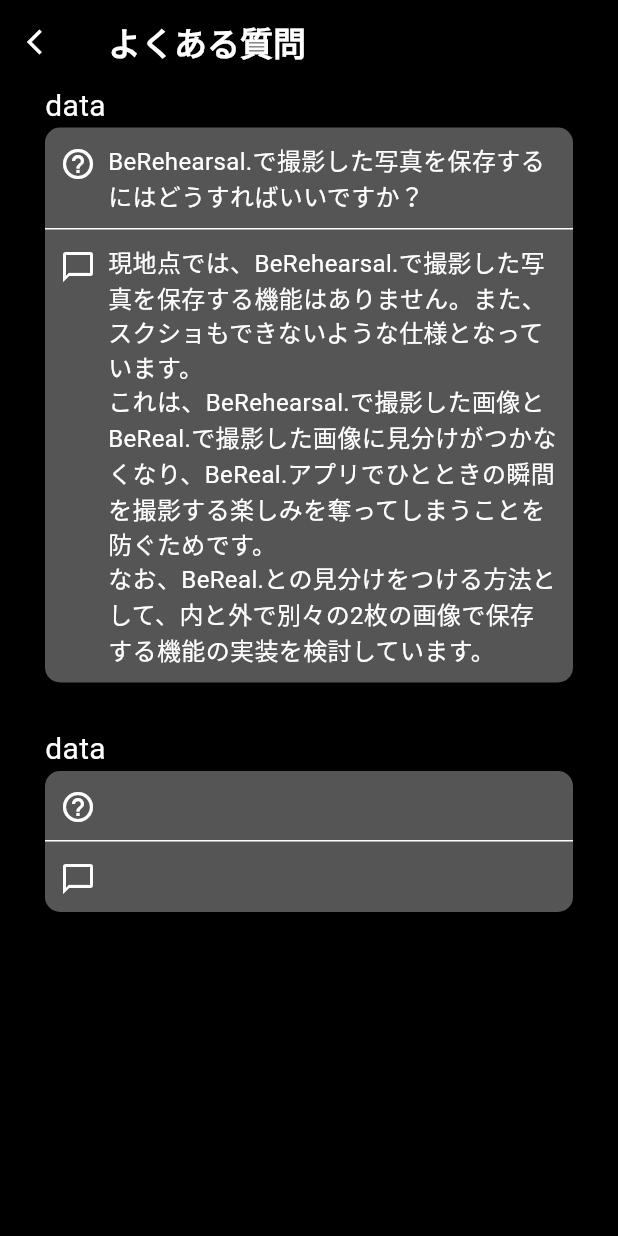
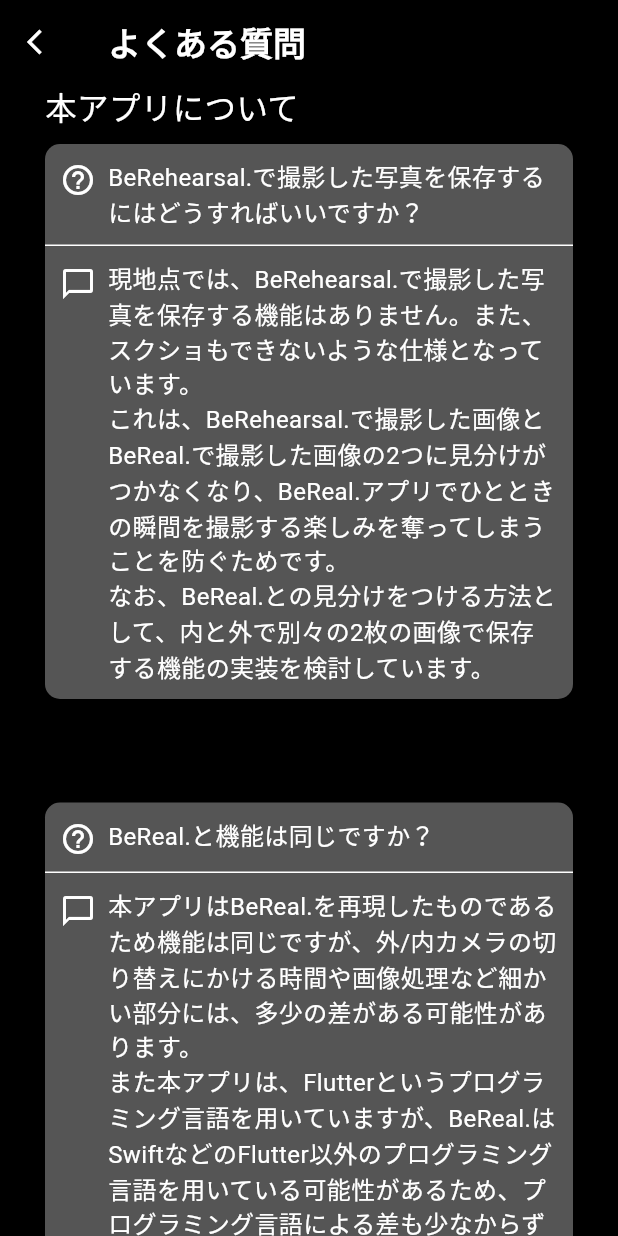
Before and after one commit to laughtaone/bere, a Flutter app: the QandAPage screen opened directly, on a phone screen of 412 x 824 dp. Run offline on Flutter 3.47's test engine with Material 3 defaults, Android fonts, the phone set to English and light mode, and no system bars; our stand-ins replace camera, settings_ui; Roboto replaces fonts that are missing (NotoSansJP-Medium, NotoSansJP-SemiBold).

Commit message:
r.commit 20240612wed 21:29

```diff
--- a/lib/settings_qanda_display.dart
+++ b/lib/settings_qanda_display.dart
@@ -58,12 +58,14 @@ class QandAPage extends StatelessWidget {
               //   style: TextStyle(color: Colors.white),
               // ),
               qaWidget(
+                titleText: '本アプリについて',
                 qText: 'BeRehearsal.で撮影した写真を保存するにはどうすればいいですか？',
-                aText: '現地点では、BeRehearsal.で撮影した写真を保存する機能はありません。また、スクショもできないような仕様となっています。\nこれは、BeRehearsal.で撮影した画像とBeReal.で撮影した画像に見分けがつかなくなり、BeReal.アプリでひとときの瞬間を撮影する楽しみを奪ってしまうことを防ぐためです。\nなお、BeReal.との見分けをつける方法として、内と外で別々の2枚の画像で保存する機能の実装を検討しています。',
+                aText: '現地点では、BeRehearsal.で撮影した写真を保存する機能はありません。また、スクショもできないような仕様となっています。\nこれは、BeRehearsal.で撮影した画像とBeReal.で撮影した画像の2つに見分けがつかなくなり、BeReal.アプリでひとときの瞬間を撮影する楽しみを奪ってしまうことを防ぐためです。\nなお、BeReal.との見分けをつける方法として、内と外で別々の2枚の画像で保存する機能の実装を検討しています。',
               ),
               qaWidget(
-                qText: '',
-                aText: '',
+                titleText: '',
+                qText: 'BeReal.と機能は同じですか？',
+                aText: '本アプリはBeReal.を再現したものであるため機能は同じですが、外/内カメラの切り替えにかける時間や画像処理など細かい部分には、多少の差がある可能性があります。\nまた本アプリは、Flutterというプログラミング言語を用いていますが、BeReal.はSwiftなどのFlutter以外のプログラミング言語を用いている可能性があるため、プログラミング言語による差も少なからず生じている可能性があります。'
               ),
             ]
           ),
@@ -74,15 +76,21 @@ class QandAPage extends StatelessWidget {
 
 }
 
+
+
+
+
 // Q＆A用のウィジェット
 class qaWidget extends StatelessWidget {
   final String qText;
   final String aText;
+  final String titleText;
 
   const qaWidget({
     Key? key,
     required this.qText,
     required this.aText,
+    required this.titleText
   }) : super(key: key);
 
 
@@ -91,17 +99,19 @@ class qaWidget extends StatelessWidget {
     return Wrap(
       children: [
         Container(
-          padding: EdgeInsets.only(left: 5, right: 5, bottom: 5),
+          padding: EdgeInsets.only(left: 5, right: 5, bottom: 3),
           margin: EdgeInsets.only(left: 25, right: 25, bottom: 25),
           child: Column(
             children: [
               Container(
+                padding: EdgeInsets.only(bottom: 10),
                 alignment: Alignment.centerLeft,
                 child: Text(
-                  'data',
+                  titleText,
                   style: TextStyle(
                     color: Colors.white,
                     fontSize: qaTitleSize(),
+                    fontFamily: qaTitleTextFont(),
                   ),
                 ),
               ),
@@ -134,6 +144,7 @@ class qaWidget extends StatelessWidget {
                                 style: TextStyle(
                                   fontSize: qaTextSize(),
                                   color: qaContentsColor(),
+                                  fontFamily: qaTextFont(),
                                 ),
                               ),
                             ),
@@ -167,6 +178,7 @@ class qaWidget extends StatelessWidget {
                                 style: TextStyle(
                                   fontSize: qaTextSize(),
                                   color: qaContentsColor(),
+                                  fontFamily: qaTextFont(),
                                 ),
                               ),
                             ),
@@ -189,7 +201,7 @@ class qaWidget extends StatelessWidget {
 
   // QA部分のタイトルサイズを一括指定
   double qaTitleSize() {
-    final qaIconSize = 20.0;
+    final qaIconSize = 21.0;
     return qaIconSize;
   }
 
@@ -205,6 +217,18 @@ class qaWidget extends StatelessWidget {
     return qaTextSize;
   }
 
+  // QA部分の文字フォントを一括指定
+  String qaTextFont() {
+    final qaTextFont = 'NotoSansJP-Medium';
+    return qaTextFont;
+  }
+
+  // QA部分のタイトルの文字フォントを一括指定
+  String qaTitleTextFont() {
+    final qaTitleTextFont = 'NotoSansJP-SemiBold';
+    return qaTitleTextFont;
+  }
+
   // アイコン・文字色・仕切り線の背景色を指定
   Color qaContentsColor() {
     final qaContentsColor = Colors.white;
```
Also changed, not shown: pubspec.yaml (+21 -10 lines), 9 other files.
